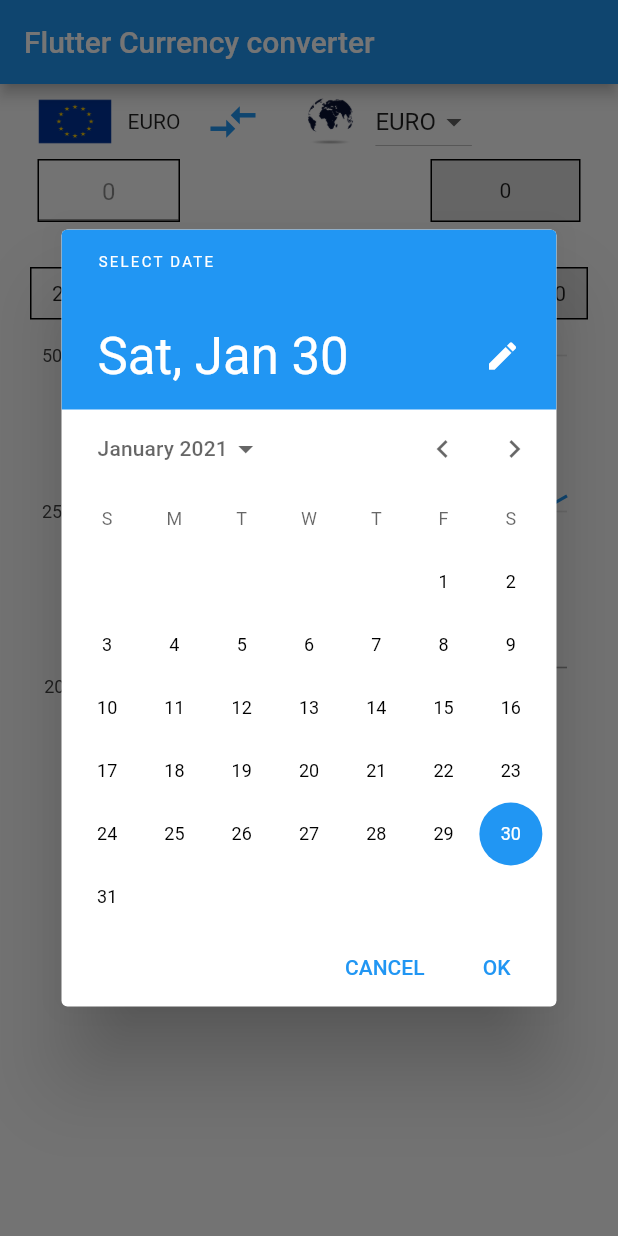
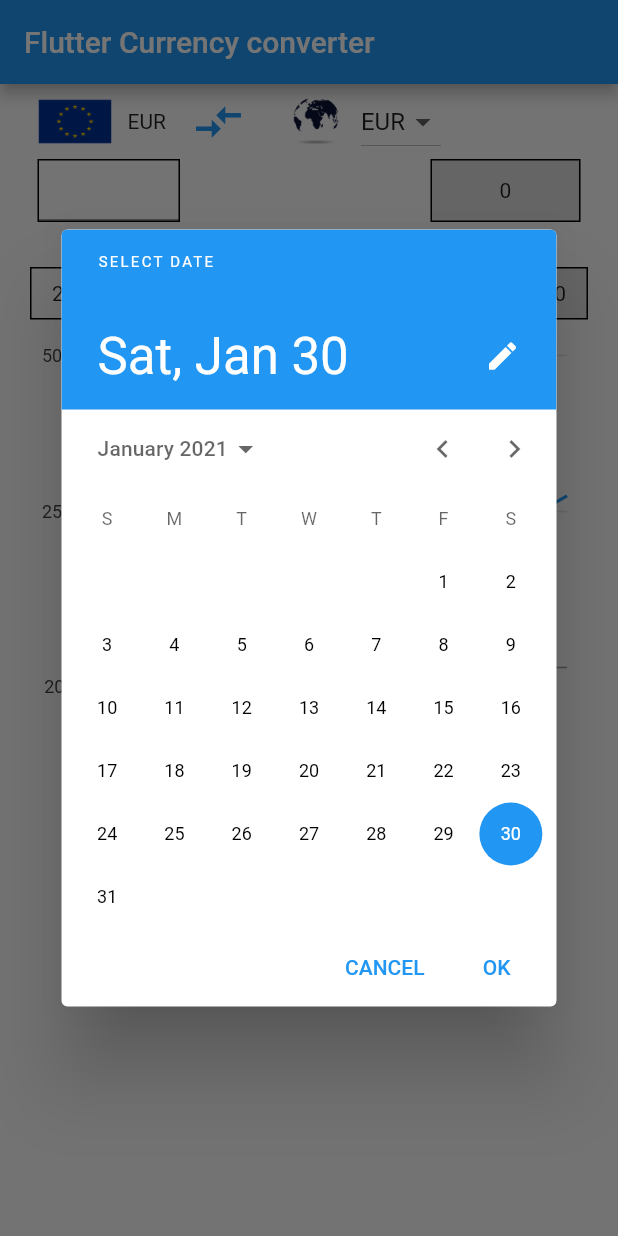
Before and after one commit to mekedem/MCURRENCY_CONV, a Flutter app: the screen it shows after launch, after a tap on an icon or button, on a phone screen of 412 x 824 dp. Run offline on Flutter 3.47's test engine with Material 2 defaults, Android fonts, the phone set to English and light mode, and no system bars; our stand-ins replace charts_flutter, dio; network calls fail.

```diff
--- a/lib/main.dart
+++ b/lib/main.dart
@@ -1,5 +1,6 @@
 import 'package:flutter/material.dart';
 import './views/chart_component.dart';
+import './utils/controller.dart';
 
 void main() {
   runApp(MyApp());
@@ -29,8 +30,27 @@ class MyHomePage extends StatefulWidget {
 }
 
 class _MyHomePageState extends State<MyHomePage> {
-  List<String> currencies = ["EURO"];
+  Map<String, dynamic> currenciewithrate = {"EUR": 1};
   DateTime selectedDate = DateTime.now();
+  ControllerComponent controllerComponent;
+  String selectedCurrency = "EUR";
+  double fromAmount = 0;
+  String toAmount = "0";
+
+  @override
+  void initState() {
+    // TODO: implement initState
+    super.initState();
+    loadInitialData();
+  }
+
+  Future loadInitialData() async {
+    controllerComponent = ControllerComponent();
+    currenciewithrate = await controllerComponent.loadInitialData();
+    controllerComponent.flactuationData('2016-12-24', '2013-12-24');
+    setState(() {});
+    return;
+  }
 
   @override
   Widget build(BuildContext context) {
@@ -38,7 +58,9 @@ class _MyHomePageState extends State<MyHomePage> {
       appBar: AppBar(
         title: Text(widget.title),
       ),
-      body: Container(
+      body: GestureDetector(
+        onTap: () => FocusScope.of(context).requestFocus(new FocusNode()),
+        child: Container(
           margin: EdgeInsets.symmetric(horizontal: 20),
           child: ListView(children: [
             Row(
@@ -52,7 +74,7 @@ class _MyHomePageState extends State<MyHomePage> {
                     fit: BoxFit.fill,
                   ),
                 ),
-              Container(margin: EdgeInsets.only(left: 5), child: Text("EURO")),
+                Container(margin: EdgeInsets.only(left: 5), child: Text("EUR")),
                 Container(
                   width: 50,
                   height: 50,
@@ -72,7 +94,7 @@ class _MyHomePageState extends State<MyHomePage> {
                     fit: BoxFit.fill,
                   ),
                 ),
-              _buildDropDownButton("EURO"),
+                _buildDropDownButton(selectedCurrency),
               ],
             ),
             Row(mainAxisAlignment: MainAxisAlignment.spaceBetween, children: [
@@ -85,9 +107,13 @@ class _MyHomePageState extends State<MyHomePage> {
                   child: TextField(
                     textAlign: TextAlign.center,
                     decoration: InputDecoration(
-                      hintText: '0',
+                        hintText: '',
                         hintStyle: TextStyle(color: Colors.black45)),
                     keyboardType: TextInputType.number,
+                    onChanged: (value) {
+                      fromAmount = double.parse(value);
+                      calculateConversion();
+                    },
                   ),
                 ),
               ),
@@ -99,7 +125,8 @@ class _MyHomePageState extends State<MyHomePage> {
                     BoxDecoration(border: Border.all(), color: Colors.black12),
                 child: Center(
                   child: Text(
-                  "0",
+                    toAmount,
+                    overflow: TextOverflow.ellipsis,
                     textAlign: TextAlign.center,
                   ),
                 ),
@@ -140,13 +167,15 @@ class _MyHomePageState extends State<MyHomePage> {
             ChartComponent()
           ]),
         ),
+      ),
     );
   }
 
-  Widget _buildDropDownButton(String currencyCategory) {
+  Widget _buildDropDownButton(String initialCurrency) {
     return DropdownButton(
-      value: currencyCategory,
-      items: currencies
+      value: initialCurrency,
+      items: currenciewithrate.keys
+          .toList()
           .map((String value) => DropdownMenuItem(
                 value: value,
                 child: Row(
@@ -156,8 +185,21 @@ class _MyHomePageState extends State<MyHomePage> {
                 ),
               ))
           .toList(),
-      onChanged: (String value) {},
+      onChanged: (String value) {
+        setState(() {
+          selectedCurrency = value;
+        });
+      },
     );
+  }
+
+  void calculateConversion() {
+    double result =
+        double.parse(currenciewithrate[selectedCurrency].toString()) *
+            fromAmount;
+    setState(() {
+      toAmount = result.toString();
+    });
   }
 
   Future<void> _selectDate(BuildContext context) async {
--- /dev/null
+++ b/lib/utils/api.dart
@@ -0,0 +1,19 @@
+import 'package:dio/dio.dart';
+
+class Api {
+  static final Dio _dio = Dio();
+  static String baseUrl = 'http://data.fixer.io/api/';
+  static String apiKey = '67ba337bd7a67f574d3a185f3c30c91b';
+  static String latestInitial = baseUrl + '/latest?access_key=' + apiKey;
+
+  static String flactuationData = baseUrl + '/fluctuation?access_key=' + apiKey;
+
+  Future<Response> getInitialCurrency() {
+    return _dio.get(latestInitial);
+  }
+
+  Future<Response> getFlactuationData(String startDate, String endDate) {
+    return _dio.get(flactuationData +
+        '& start_date = {$startDate} & end_date = {$endDate}');
+  }
+}
--- /dev/null
+++ b/lib/utils/controller.dart
@@ -0,0 +1,21 @@
+import './api.dart';
+
+class ControllerComponent {
+  Api _api = Api();
+
+  Future<Map<String, dynamic>> loadInitialData() async {
+    final response = await _api.getInitialCurrency();
+    final Map<String, dynamic> body = response.data;
+
+    return body['rates'];
+  }
+
+  void flactuationData(String startDate, String endDate) async {
+    final response = await _api.getFlactuationData(startDate, endDate);
+    final Map<String, dynamic> body = response.data;
+
+    print(body);
+
+    // return body['rates'];
+  }
+}
--- a/pubspec.yaml
+++ b/pubspec.yaml
@@ -29,6 +29,7 @@ dependencies:
   # Use with the CupertinoIcons class for iOS style icons.
   cupertino_icons: ^1.0.0
   charts_flutter: ^0.9.0
+  dio: ^3.0.10
 
 dev_dependencies:
   flutter_test:
```
Lines whose indentation alone changed are shown as unchanged.
